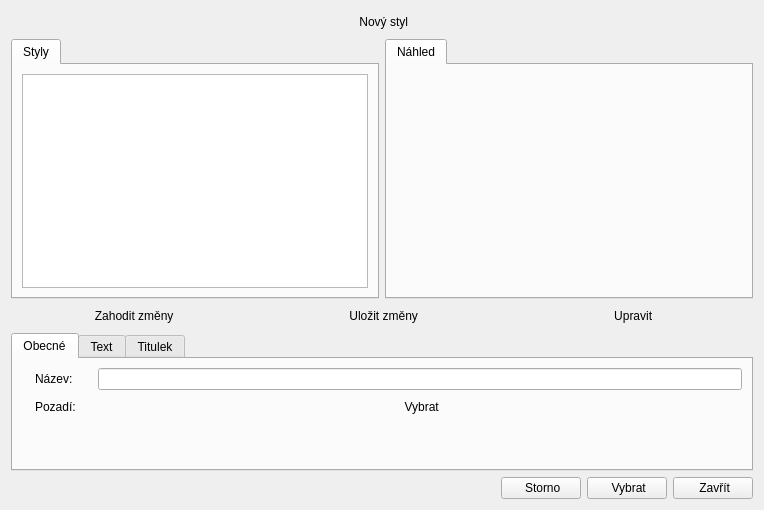
Above: src/gui/stylesdialog.ui from CZDanol/StrawLumen before the change. Below: the same form after it.
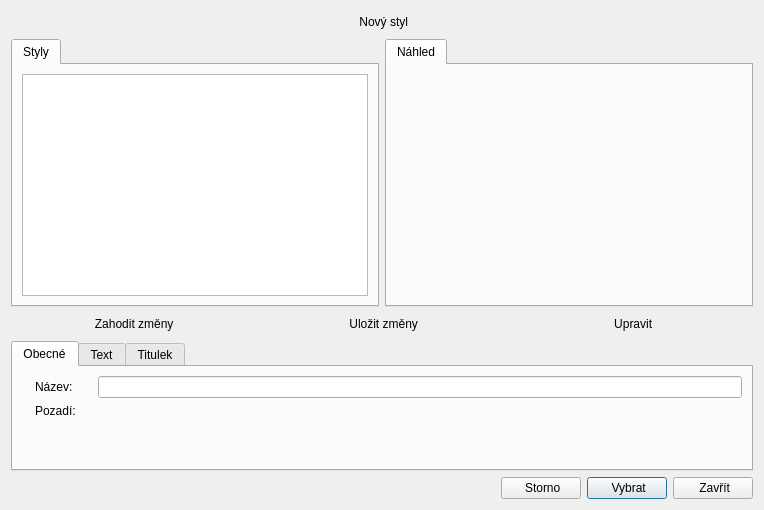
That is the form after the change. The open tabs and pages were chosen to show the change. Icons and pictures are not drawn. Custom widgets are drawn as their Qt base class.

Commit message: Presentation style management

```diff
--- a/src/gui/stylesdialog.ui
+++ b/src/gui/stylesdialog.ui
@@ -169,6 +169,9 @@
          <iconset resource="../../res/resources.qrc">
           <normaloff>:/icons/16/Checkmark_16px.png</normaloff>:/icons/16/Checkmark_16px.png</iconset>
         </property>
+        <property name="autoDefault">
+         <bool>false</bool>
+        </property>
         <property name="flat">
          <bool>true</bool>
         </property>
@@ -183,6 +186,9 @@
          <iconset resource="../../res/resources.qrc">
           <normaloff>:/icons/16/Edit_16px.png</normaloff>:/icons/16/Edit_16px.png</iconset>
         </property>
+        <property name="autoDefault">
+         <bool>false</bool>
+        </property>
         <property name="flat">
          <bool>true</bool>
         </property>
@@ -254,23 +260,6 @@
          </property>
         </widget>
        </item>
-       <item row="1" column="3">
-        <widget class="QPushButton" name="btnSelectBackground">
-         <property name="text">
-          <string> Vybrat</string>
-         </property>
-         <property name="icon">
-          <iconset resource="../../res/resources.qrc">
-           <normaloff>:/icons/16/Select_16px.png</normaloff>:/icons/16/Select_16px.png</iconset>
-         </property>
-         <property name="autoDefault">
-          <bool>false</bool>
-         </property>
-         <property name="flat">
-          <bool>true</bool>
-         </property>
-        </widget>
-       </item>
        <item row="1" column="1">
         <widget class="QLabel" name="label_4">
          <property name="text">
@@ -291,6 +280,9 @@
          </property>
         </spacer>
        </item>
+       <item row="1" column="3">
+        <widget class="PresentationBackgroundSelectionWidget" name="wgtBackground" native="true"/>
+       </item>
       </layout>
      </widget>
      <widget class="QWidget" name="tab_3">
@@ -406,6 +398,15 @@
    <header>wgt/presentationstylepreviewwidget.h</header>
    <container>1</container>
   </customwidget>
+  <customwidget>
+   <class>PresentationBackgroundSelectionWidget</class>
+   <extends>QWidget</extends>
+   <header>wgt/presentationbackgroundselectionwidget.h</header>
+   <container>1</container>
+   <slots>
+    <signal>sigPresentationBackgroundChangedByUser(PresentationBackground)</signal>
+   </slots>
+  </customwidget>
  </customwidgets>
  <resources>
   <include location="../../res/resources.qrc"/>
```
Left out of the diff: 2 changed lines with no effect on the pictures. The commit also changes 29 other files.
